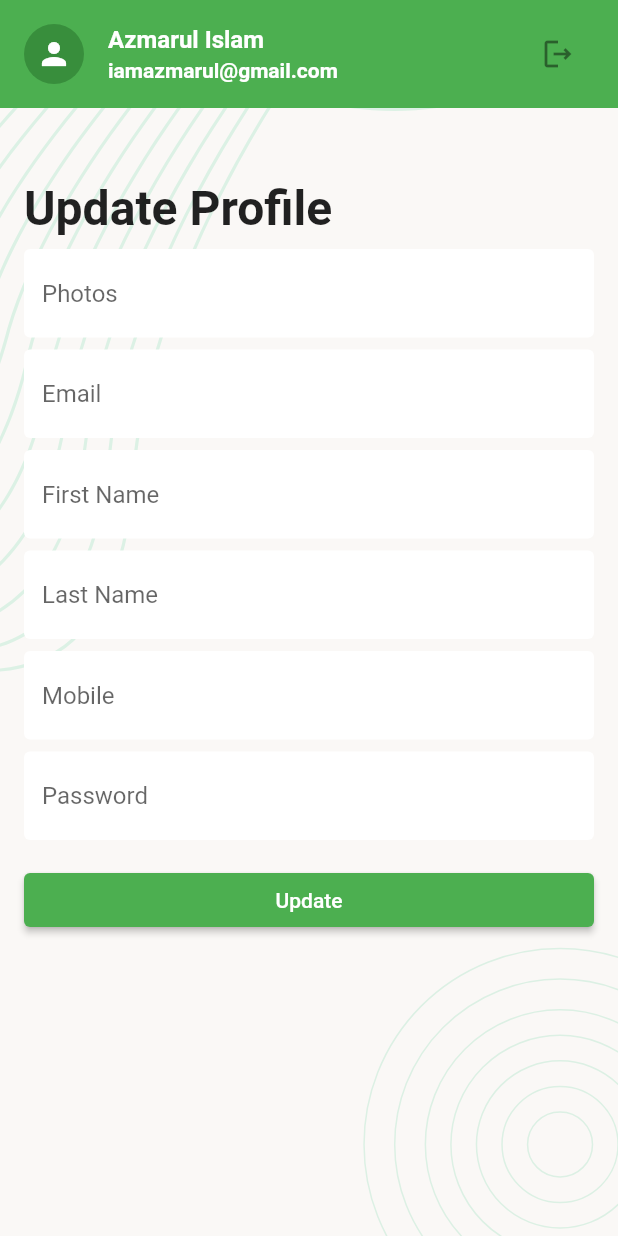
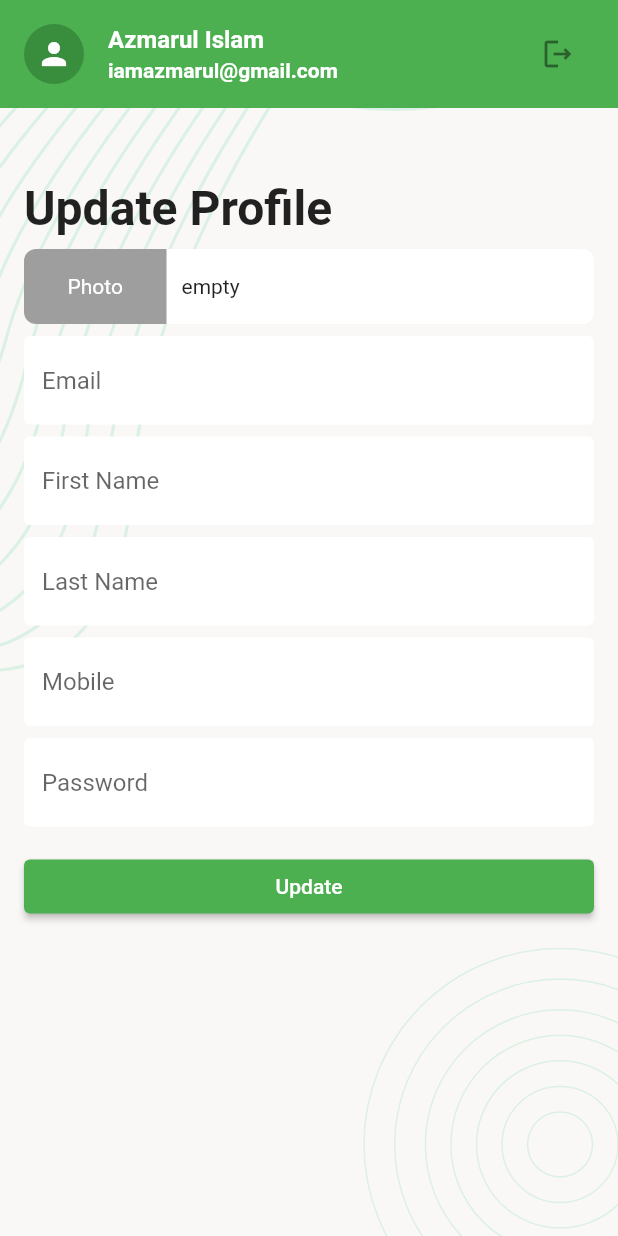
Before and after one commit to iamazmarul/Task_Manager_App, a Flutter app: the UpdateProfileScreen screen opened directly, on a phone screen of 412 x 824 dp. Run offline on Flutter 3.47's test engine with Material 2 defaults, Android fonts, the phone set to English and light mode, and no system bars; our stand-ins replace flutter_svg, pin_code_fields.

Commit message:
Complete UI

```diff
--- a/lib/ui/screens/update_profile_screen.dart
+++ b/lib/ui/screens/update_profile_screen.dart
@@ -37,9 +37,7 @@ class _UpdateProfileScreenState extends State<UpdateProfileScreen> {
                       const SizedBox(
                         height: 8,
                       ),
-                      TextFormField(
-                        decoration: const InputDecoration(hintText: "Photos"),
-                      ),
+                      PhotoPicker(),
                       const SizedBox(
                         height: 8,
                       ),
@@ -51,13 +49,15 @@ class _UpdateProfileScreenState extends State<UpdateProfileScreen> {
                         height: 8,
                       ),
                       TextFormField(
-                        decoration: const InputDecoration(hintText: "First Name"),
+                        decoration:
+                            const InputDecoration(hintText: "First Name"),
                       ),
                       const SizedBox(
                         height: 8,
                       ),
                       TextFormField(
-                        decoration: const InputDecoration(hintText: "Last Name"),
+                        decoration:
+                            const InputDecoration(hintText: "Last Name"),
                       ),
                       const SizedBox(
                         height: 8,
@@ -93,4 +93,47 @@ class _UpdateProfileScreenState extends State<UpdateProfileScreen> {
       ),
     ));
   }
+
+  Container PhotoPicker() {
+    return Container(
+      height: 50,
+      decoration: BoxDecoration(
+        color: Colors.white,
+        borderRadius: BorderRadius.circular(8),
+      ),
+      child: Row(
+        children: [
+          Expanded(
+            flex: 1,
+            child: Container(
+              height: 50,
+              decoration: BoxDecoration(
+                color: Colors.grey,
+                borderRadius: BorderRadius.only(
+                  topLeft: Radius.circular(8),
+                  bottomLeft: Radius.circular(8),
+                ),
+              ),
+              alignment: Alignment.center,
+              child: Text(
+                "Photo",
+                style: TextStyle(
+                  color: Colors.white,
+                ),
+              ),
+            ),
+          ),
+          Expanded(
+            flex: 3,
+            child: Padding(
+              padding: const EdgeInsets.only(left: 10),
+              child: Container(
+                child: Text("empty"),
+              ),
+            ),
+          ),
+        ],
+      ),
+    );
+  }
 }
```
